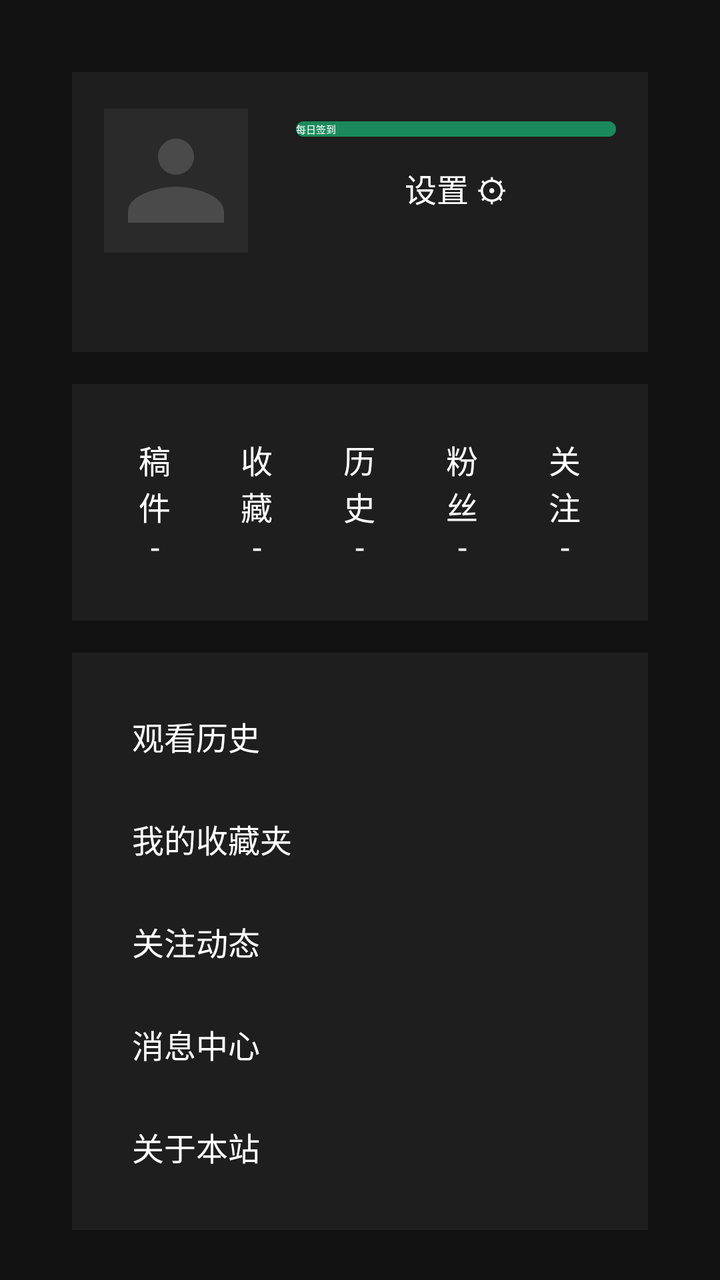
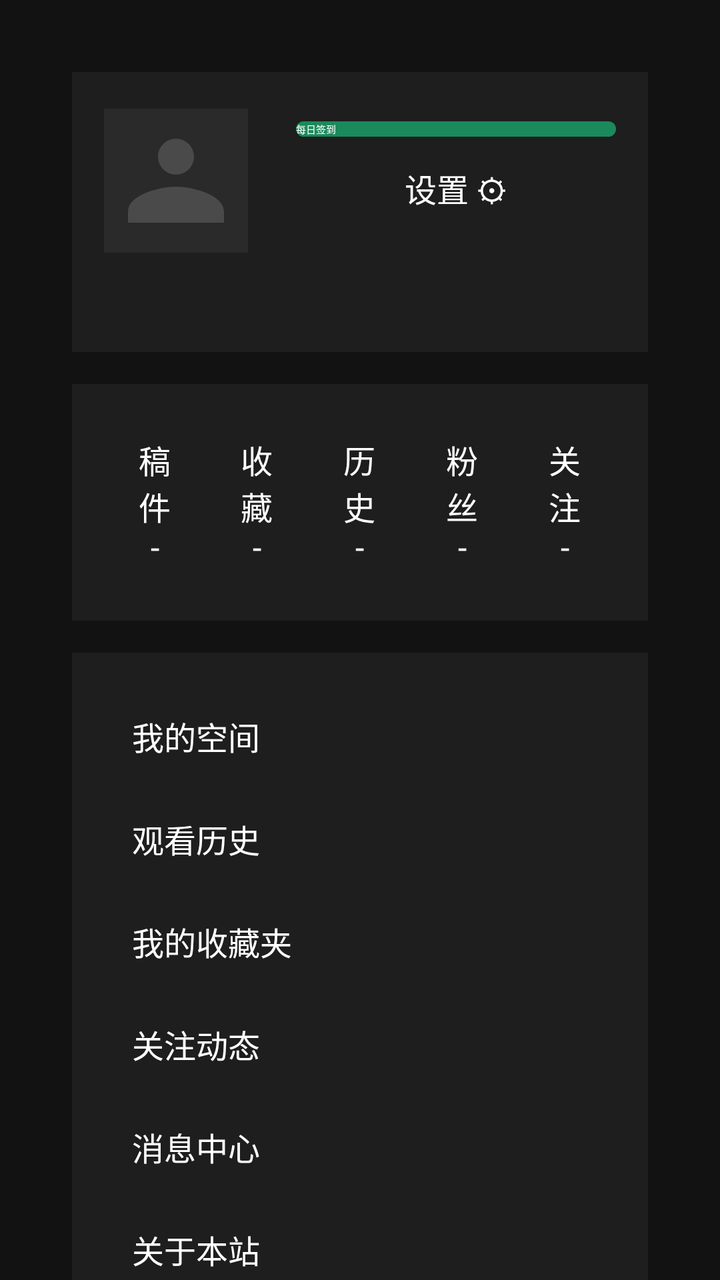

Screens rendered from an Android XML layout before and after an edit, with the pre-edit source and the edit as a unified diff.
<!-- AndroidManifest.xml: activity theme Theme.LingXiTV.NoActionBar -->
<!-- res/layout/activity_profile.xml -->
<?xml version="1.0" encoding="utf-8"?>
<ScrollView xmlns:android="http://schemas.android.com/apk/res/android"
    android:layout_width="match_parent"
    android:layout_height="match_parent"
    android:background="@color/bg_dark"
    android:fillViewport="true">

    <LinearLayout
        android:layout_width="match_parent"
        android:layout_height="wrap_content"
        android:orientation="vertical"
        android:padding="36dp"
        android:maxWidth="860dp">

        
        <LinearLayout style="@style/SettingsCard"
            android:orientation="vertical">

            <LinearLayout
                android:layout_width="match_parent"
                android:layout_height="wrap_content"
                android:orientation="horizontal"
                android:gravity="center_vertical">

                <ImageView
                    android:id="@+id/ivAvatar"
                    android:layout_width="72dp"
                    android:layout_height="72dp"
                    android:background="@color/card_bg"
                    android:scaleType="centerCrop"
                    android:src="@drawable/ic_avatar_placeholder"
                    android:contentDescription="头像" />

                <LinearLayout
                    android:layout_width="0dp"
                    android:layout_height="wrap_content"
                    android:layout_weight="1"
                    android:orientation="vertical"
                    android:layout_marginStart="16dp">

                    <TextView
                        android:id="@+id/tvNickname"
                        android:layout_width="wrap_content"
                        android:layout_height="wrap_content"
                        android:textColor="@color/text_primary"
                        android:textSize="24sp"
                        android:textStyle="bold" />

                    <TextView
                        android:id="@+id/tvMeta"
                        android:layout_width="wrap_content"
                        android:layout_height="wrap_content"
                        android:textColor="@color/text_secondary"
                        android:textSize="14sp"
                        android:layout_marginTop="4dp" />

                    <TextView
                        android:id="@+id/tvExp"
                        android:layout_width="wrap_content"
                        android:layout_height="wrap_content"
                        android:textColor="@color/lingxi_green_light"
                        android:textSize="13sp"
                        android:layout_marginTop="4dp" />
                </LinearLayout>

                
                <LinearLayout
                    android:layout_width="wrap_content"
                    android:layout_height="wrap_content"
                    android:orientation="vertical"
                    android:gravity="center_horizontal">

                    <Button
                        android:id="@+id/btnCheckin"
                        android:layout_width="wrap_content"
                        android:layout_height="wrap_content"
                        android:text="每日签到"
                        android:background="@drawable/btn_primary"
                        android:textColor="@android:color/white"
                        android:minWidth="160dp"
                        android:focusable="true"
                        android:clickable="true" />

                    <TextView
                        android:id="@+id/tvSettings"
                        style="@style/SettingsItem"
                        android:layout_width="wrap_content"
                        android:text="设置 ⚙" />
                </LinearLayout>
            </LinearLayout>

            <TextView
                android:id="@+id/tvBio"
                android:layout_width="match_parent"
                android:layout_height="wrap_content"
                android:textColor="@color/text_secondary"
                android:textSize="14sp"
                android:layout_marginTop="12dp" />
        </LinearLayout>

        
        <LinearLayout style="@style/SettingsCard"
            android:orientation="horizontal"
            android:layout_marginTop="16dp">

            <TextView android:id="@+id/tvStatWorks" style="@style/StatItem" android:text="稿件\n-" />
            <TextView android:id="@+id/tvStatFav" style="@style/StatItem" android:text="收藏\n-" />
            <TextView android:id="@+id/tvStatHistory" style="@style/StatItem" android:text="历史\n-" />
            <TextView android:id="@+id/tvStatFans" style="@style/StatItem" android:text="粉丝\n-" />
            <TextView android:id="@+id/tvStatFollow" style="@style/StatItem" android:text="关注\n-" />
        </LinearLayout>

        
        <LinearLayout style="@style/SettingsCard"
            android:orientation="vertical"
            android:layout_marginTop="16dp">

            <TextView android:id="@+id/menuHistory" style="@style/SettingsItem" android:text="观看历史" />
            <TextView android:id="@+id/menuFavorites" style="@style/SettingsItem" android:text="我的收藏夹" />
            <TextView android:id="@+id/menuFollowing" style="@style/SettingsItem" android:text="关注动态" />
            <TextView android:id="@+id/menuMessages" style="@style/SettingsItem" android:text="消息中心" />
            <TextView android:id="@+id/menuAdmin" style="@style/SettingsItem" android:text="管理后台" android:visibility="gone" />
            <TextView android:id="@+id/menuAbout" style="@style/SettingsItem" android:text="关于本站" />
        </LinearLayout>

    </LinearLayout>
</ScrollView>
<!-- resources referenced by this layout -->
<resources>
  <color name="bg_dark">#121212</color>
  <color name="card_bg">#1E1E1E</color>
  <color name="lingxi_green_light">#2eb87c</color>
  <color name="text_primary">#FFFFFF</color>
  <color name="text_secondary">#B0B0B0</color>
  <!-- drawable ic_avatar_placeholder (drawable) -->
  <?xml version="1.0" encoding="utf-8"?>
  <vector xmlns:android="http://schemas.android.com/apk/res/android"
      android:width="96dp"
      android:height="96dp"
      android:viewportWidth="96"
      android:viewportHeight="96">
      <path
          android:fillColor="#2A2A2A"
          android:pathData="M0,0h96v96h-96z" />
      <path
          android:fillColor="#4A4A4A"
          android:pathData="M48,44c6.6,0 12,-5.4 12,-12s-5.4,-12 -12,-12 -12,5.4 -12,12 5.4,12 12,12zM48,52c-11,0 -32,5.5 -32,16.5V76h64v-7.5C80,57.5 59,52 48,52z" />
  </vector>
  <style name="SettingsCard">
          <item name="android:layout_width">match_parent</item>
          <item name="android:layout_height">wrap_content</item>
          <item name="android:background">@color/card_bg</item>
          <item name="android:padding">16dp</item>
      </style>
  <style name="SettingsItem">
          <item name="android:layout_width">match_parent</item>
          <item name="android:layout_height">wrap_content</item>
          <item name="android:textColor">@color/text_primary</item>
          <item name="android:textSize">16sp</item>
          <item name="android:padding">14dp</item>
          <item name="android:focusable">true</item>
          <item name="android:clickable">true</item>
          <item name="android:background">@drawable/sel_row_focus</item>
      </style>
  <style name="StatItem">
          <item name="android:layout_width">0dp</item>
          <item name="android:layout_height">wrap_content</item>
          <item name="android:layout_weight">1</item>
          <item name="android:gravity">center</item>
          <item name="android:textColor">@color/text_primary</item>
          <item name="android:textSize">16sp</item>
          <item name="android:padding">10dp</item>
      </style>
  <style name="Theme.LingXiTV.NoActionBar" parent="Theme.LingXiTV">
          <item name="windowActionBar">false</item>
          <item name="windowNoTitle">true</item>
      </style>
  <color name="lingxi_green_dark">#127049</color>
  <color name="white">#FFFFFF</color>
  <color name="lingxi_green">#1a8a5c</color>
  <style name="Theme.LingXiTV" parent="@style/Theme.Leanback">
          <item name="colorPrimary">@color/lingxi_green</item>
          <item name="colorPrimaryDark">@color/lingxi_green_dark</item>
          <item name="colorAccent">@color/lingxi_green_light</item>
          <item name="android:windowBackground">@color/bg_dark</item>
          <item name="android:statusBarColor">@color/bg_dark</item>
          <item name="android:navigationBarColor">@color/bg_dark</item>
          
          <item name="alertDialogTheme">@style/Theme.LingXiTV.Dialog</item>
      </style>
  <color name="card_focus">#2B3F35</color>
  <style name="Theme.LingXiTV.Dialog" parent="Theme.AppCompat.Dialog.Alert">
          <item name="colorPrimary">@color/lingxi_green</item>
          <item name="colorPrimaryDark">@color/lingxi_green_dark</item>
          <item name="colorAccent">@color/lingxi_green_light</item>
      </style>
  <!-- unchanged entries left out for length: 2 -->
</resources>

<!-- the commit's change to res/layout/activity_profile.xml (unified diff, before → after) -->
@@ -115,6 +115,7 @@
             android:orientation="vertical"
             android:layout_marginTop="16dp">
 
+            <TextView android:id="@+id/menuMySpace" style="@style/SettingsItem" android:text="我的空间" />
             <TextView android:id="@+id/menuHistory" style="@style/SettingsItem" android:text="观看历史" />
             <TextView android:id="@+id/menuFavorites" style="@style/SettingsItem" android:text="我的收藏夹" />
             <TextView android:id="@+id/menuFollowing" style="@style/SettingsItem" android:text="关注动态" />
